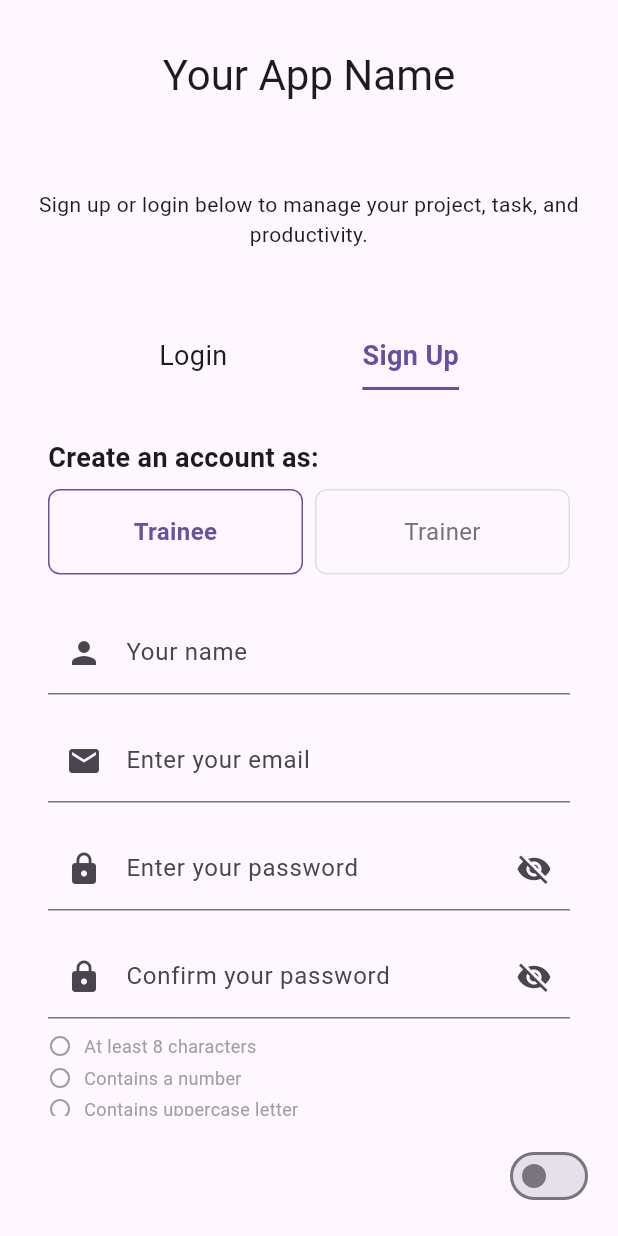
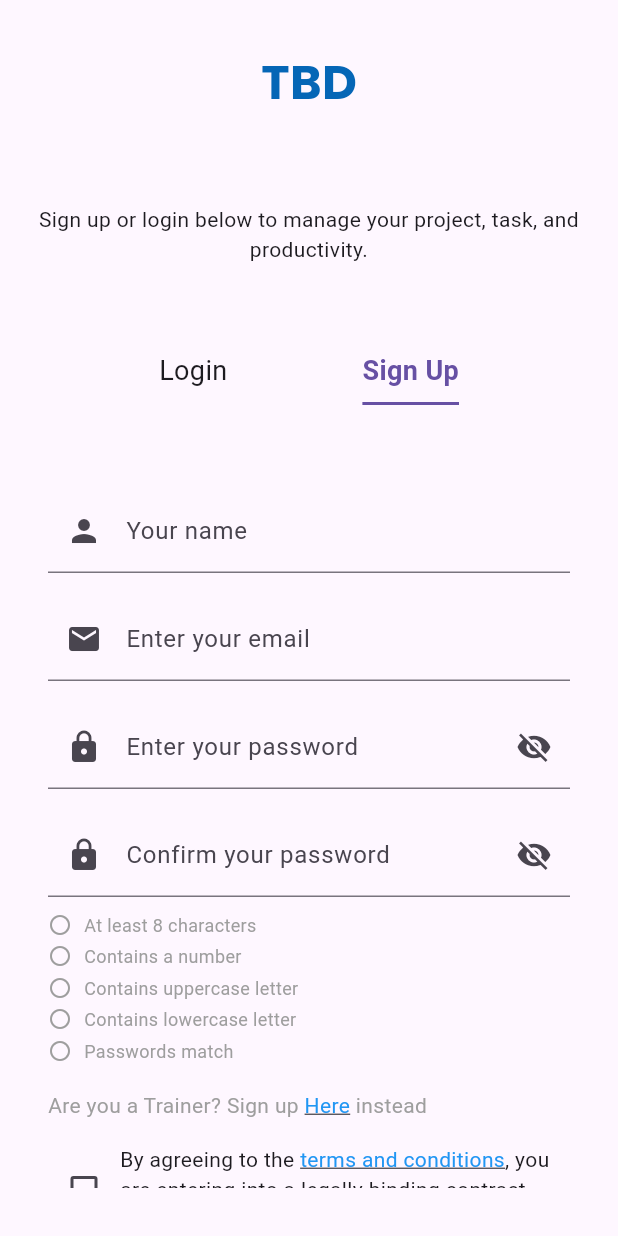
Before and after one commit to flappyBirdBol-anon/code-bolanon-mobile, a Flutter app: the AuthView screen opened by its route, after a tap on "Sign Up", on a phone screen of 412 x 824 dp. Run offline on Flutter 3.47's test engine with Material 3 defaults, Android fonts, the phone set to English and light mode, and no system bars; our stand-ins replace font_awesome_flutter, google_sign_in, lottie, shared_preferences, stacked, stacked_services and 2 more; accounts and stored records are empty.

Commit message:
modified signup page
signup page

```diff
--- a/lib/main.dart
+++ b/lib/main.dart
@@ -25,6 +25,7 @@ class MainApp extends StatelessWidget {
   Widget build(BuildContext context) {
     return MaterialApp(
       debugShowCheckedModeBanner: false,
+      theme: ThemeData.light(),
       initialRoute: Routes.onboardingView,
       onGenerateRoute: StackedRouter().onGenerateRoute,
       navigatorKey: StackedService.navigatorKey,
--- a/lib/ui/common/widgets/password_validation_list.dart
+++ b/lib/ui/common/widgets/password_validation_list.dart
@@ -5,6 +5,7 @@ class PasswordValidationList extends StatelessWidget {
   final bool hasNumber;
   final bool hasUpperCase;
   final bool hasLowerCase;
+  final bool isMatch;
 
   const PasswordValidationList({
     Key? key,
@@ -12,6 +13,7 @@ class PasswordValidationList extends StatelessWidget {
     required this.hasNumber,
     required this.hasUpperCase,
     required this.hasLowerCase,
+    required this.isMatch,
   }) : super(key: key);
 
   @override
@@ -34,6 +36,10 @@ class PasswordValidationList extends StatelessWidget {
         _ValidationItem(
           isValid: hasLowerCase,
           text: 'Contains lowercase letter',
+        ),
+        _ValidationItem(
+          isValid: isMatch,
+          text: 'Passwords match',
         ),
       ],
     );
--- a/lib/ui/views/auth/auth_view.dart
+++ b/lib/ui/views/auth/auth_view.dart
@@ -1,4 +1,5 @@
 import 'package:code_bolanon/ui/views/auth/signup/singup_view.dart';
+import 'package:code_bolanon/utils/constants.dart';
 import 'package:flutter/material.dart';
 import 'package:stacked/stacked.dart';
 import 'auth_viewmodel.dart';
@@ -17,14 +18,19 @@ class AuthView extends StackedView<AuthViewModel> {
             crossAxisAlignment: CrossAxisAlignment.stretch,
             children: [
               // App Logo/Name
-              Padding(
+              const Padding(
                 padding: const EdgeInsets.only(top: 16.0),
                 child: Row(
                   mainAxisAlignment: MainAxisAlignment.center,
                   children: [
                     Text(
-                      'Your App Name',
-                      style: Theme.of(context).textTheme.headlineMedium,
+                      Constants.appName,
+                      style: TextStyle(
+                        fontSize: 32,
+                        fontWeight: FontWeight.bold,
+                        fontFamily: "Poppins",
+                        color: Color.fromARGB(255, 5, 102, 182),
+                      ),
                     ),
                   ],
                 ),
@@ -66,13 +72,6 @@ class AuthView extends StackedView<AuthViewModel> {
                 ),
               ),
               // Theme Toggle
-              Align(
-                alignment: Alignment.bottomRight,
-                child: Switch(
-                  value: viewModel.isDarkTheme,
-                  onChanged: (_) => viewModel.toggleTheme(),
-                ),
-              ),
             ],
           ),
         ),
--- a/lib/ui/views/auth/login/login_view.dart
+++ b/lib/ui/views/auth/login/login_view.dart
@@ -1,8 +1,11 @@
 import 'package:code_bolanon/ui/common/widgets/custom_text_field.dart';
+import 'package:code_bolanon/ui/views/auth/widgets/social_button_widget.dart';
 import 'package:flutter/material.dart';
 import 'package:stacked/stacked.dart';
 import 'package:font_awesome_flutter/font_awesome_flutter.dart';
 import 'login_viewmodel.dart';
+
+import '../widgets/divider_widget.dart';
 
 class LoginView extends StackedView<LoginViewModel> {
   const LoginView({Key? key}) : super(key: key);
@@ -52,12 +55,13 @@ class LoginView extends StackedView<LoginViewModel> {
                 style: ElevatedButton.styleFrom(
                   padding: const EdgeInsets.symmetric(vertical: 16),
                 ),
-                child: const Text('Login'),
+                child: const Text('Login',
+                    style: TextStyle(color: Color.fromARGB(255, 0, 0, 0))),
               ),
               const SizedBox(height: 16),
-              const _DividerWithText(text: 'or continue with'),
+              const DividerWithText(text: 'or continue with'),
               const SizedBox(height: 16),
-              _SocialLoginButton(
+              SocialLoginButton(
                 onPressed: viewModel.loginWithGoogle,
                 icon: ShaderMask(
                   shaderCallback: (bounds) => const LinearGradient(
@@ -85,54 +89,3 @@ class LoginView extends StackedView<LoginViewModel> {
   @override
   LoginViewModel viewModelBuilder(BuildContext context) => LoginViewModel();
 }
-
-class _DividerWithText extends StatelessWidget {
-  final String text;
-
-  const _DividerWithText({required this.text});
-
-  @override
-  Widget build(BuildContext context) {
-    return Row(
-      children: [
-        const Expanded(child: Divider()),
-        Padding(
-          padding: const EdgeInsets.symmetric(horizontal: 8.0),
-          child: Text(text),
-        ),
-        const Expanded(child: Divider()),
-      ],
-    );
-  }
-}
-
-class _SocialLoginButton extends StatelessWidget {
-  final VoidCallback onPressed;
-  final Widget icon;
-  final String label;
-
-  const _SocialLoginButton({
-    required this.onPressed,
-    required this.icon,
-    required this.label,
-  });
-
-  @override
-  Widget build(BuildContext context) {
-    return ElevatedButton(
-      onPressed: onPressed,
-      style: ElevatedButton.styleFrom(
-        backgroundColor: Colors.black,
-        padding: const EdgeInsets.symmetric(vertical: 16),
-      ),
-      child: Row(
-        mainAxisAlignment: MainAxisAlignment.center,
-        children: [
-          icon,
-          const SizedBox(width: 8),
-          Text(label),
-        ],
-      ),
-    );
-  }
-}
--- a/lib/ui/views/auth/signup/signup_viewmodel.dart
+++ b/lib/ui/views/auth/signup/signup_viewmodel.dart
@@ -55,7 +55,10 @@ class SignupViewModel extends BaseViewModel {
       passwordController.text.length >= 8 &&
       passwordController.text.contains(RegExp(r'[0-9]')) &&
       passwordController.text.contains(RegExp(r'[A-Z]')) &&
-      passwordController.text.contains(RegExp(r'[a-z]'));
+      passwordController.text.contains(RegExp(r'[a-z]')) &&
+      passwordController.text == confirmPasswordController.text &&
+      !passwordController.text.contains(' ') &&
+      passwordController.text.isNotEmpty;
 
   bool get isConfirmPasswordValid =>
       confirmPasswordController.text == passwordController.text;
@@ -156,6 +159,10 @@ class SignupViewModel extends BaseViewModel {
     return true;
   }
 
+  void notifyPasswordInput() {
+    notifyListeners();
+  }
+
   @override
   void dispose() {
     nameController.dispose();
--- a/lib/ui/views/auth/signup/singup_view.dart
+++ b/lib/ui/views/auth/signup/singup_view.dart
@@ -4,9 +4,7 @@ import 'package:code_bolanon/ui/common/widgets/password_validation_list.dart';
 import 'package:flutter/gestures.dart';
 import 'package:flutter/material.dart';
 import 'package:stacked/stacked.dart';
-
 import 'signup_viewmodel.dart';
-import 'package:font_awesome_flutter/font_awesome_flutter.dart';
 
 class SignupView extends StackedView<SignupViewModel> {
   const SignupView({Key? key}) : super(key: key);
@@ -20,57 +18,21 @@ class SignupView extends StackedView<SignupViewModel> {
         child: Column(
           crossAxisAlignment: CrossAxisAlignment.stretch,
           children: [
-            _buildRoleSelection(viewModel),
             const SizedBox(height: 24),
-            _buildCommonFields(viewModel),
+            _buildCommonFields(viewModel, context),
             const SizedBox(height: 16),
             if (viewModel.selectedRole == 'trainer')
-              _buildTrainerFields(viewModel),
+              _buildTrainerFields(viewModel, context),
             _buildTermsAndConditions(context, viewModel),
             const SizedBox(height: 24),
-            _buildButtons(viewModel),
+            _buildButtons(viewModel, context),
           ],
         ),
       ),
     );
   }
 
-  Widget _buildRoleSelection(SignupViewModel viewModel) {
-    return Column(
-      crossAxisAlignment: CrossAxisAlignment.start,
-      children: [
-        const Text(
-          'Create an account as:',
-          style: TextStyle(
-            fontSize: 18,
-            fontWeight: FontWeight.w600,
-          ),
-        ),
-        const SizedBox(height: 8),
-        Row(
-          children: [
-            Expanded(
-              child: _RoleSelectionButton(
-                title: 'Trainee',
-                isSelected: viewModel.selectedRole == 'trainee',
-                onTap: () => viewModel.setRole('trainee'),
-              ),
-            ),
-            const SizedBox(width: 8),
-            Expanded(
-              child: _RoleSelectionButton(
-                title: 'Trainer',
-                isSelected: viewModel.selectedRole == 'trainer',
-                onTap: () => viewModel.setRole('trainer'),
-              ),
-            ),
-          ],
-        ),
-      ],
-    );
-  }
-
-  Widget _buildCommonFields(SignupViewModel viewModel) {
+  Widget _buildCommonFields(SignupViewModel viewModel, BuildContext context) {
     return Column(
       children: [
         CustomTextField(
@@ -91,6 +53,7 @@ class SignupView extends StackedView<SignupViewModel> {
           prefixIcon: Icons.lock,
           isPassword: true,
           obscureText: !viewModel.isPasswordVisible,
+          onChanged: (p0) => viewModel.notifyListeners(),
           onToggleVisibility: viewModel.togglePasswordVisibility,
         ),
         const SizedBox(height: 16),
@@ -99,6 +62,7 @@ class SignupView extends StackedView<SignupViewModel> {
           labelText: 'Confirm your password',
           prefixIcon: Icons.lock,
           isPassword: true,
+          onChanged: (p0) => viewModel.notifyListeners(),
           obscureText: !viewModel.isConfirmPasswordVisible,
           onToggleVisibility: viewModel.toggleConfirmPasswordVisibility,
         ),
@@ -111,12 +75,17 @@ class SignupView extends StackedView<SignupViewModel> {
               viewModel.passwordController.text.contains(RegExp(r'[A-Z]')),
           hasLowerCase:
               viewModel.passwordController.text.contains(RegExp(r'[a-z]')),
+          isMatch: viewModel.passwordController.text ==
+                  viewModel.confirmPasswordController.text &&
+              viewModel.passwordController.text.isNotEmpty,
         ),
+        const SizedBox(height: 16),
+        _buildRoleSelect(context, viewModel),
       ],
     );
   }
 
-  Widget _buildTrainerFields(SignupViewModel viewModel) {
+  Widget _buildTrainerFields(SignupViewModel viewModel, BuildContext context) {
     return Column(
       crossAxisAlignment: CrossAxisAlignment.start,
       children: [
@@ -180,39 +149,99 @@ class SignupView extends StackedView<SignupViewModel> {
     );
   }
 
-  Widget _buildButtons(SignupViewModel viewModel) {
+  Widget _buildRoleSelect(BuildContext context, SignupViewModel viewModel) {
+    if (viewModel.selectedRole == 'trainer') {
+      return Row(
+        children: [
+          Expanded(
+            child: RichText(
+              text: TextSpan(
+                style: Theme.of(context).textTheme.bodyMedium,
+                children: [
+                  const TextSpan(
+                      text: 'Are you a Trainee? Sign up ',
+                      style: TextStyle(color: Colors.grey)),
+                  TextSpan(
+                    text: 'Here',
+                    style: const TextStyle(
+                      color: Colors.blue,
+                      decoration: TextDecoration.underline,
+                    ),
+                    recognizer: TapGestureRecognizer()
+                      ..onTap = () {
+                        viewModel.setRole('trainee');
+                      },
+                  ),
+                  const TextSpan(
+                    text: ' instead',
+                    style: TextStyle(color: Colors.grey),
+                  ),
+                ],
+              ),
+            ),
+          ),
+        ],
+      );
+    }
+    return Row(
+      children: [
+        Expanded(
+          child: RichText(
+            text: TextSpan(
+              style: Theme.of(context).textTheme.bodyMedium,
+              children: [
+                const TextSpan(
+                    text: 'Are you a Trainer? Sign up ',
+                    style: TextStyle(color: Colors.grey)),
+                TextSpan(
+                  text: 'Here',
+                  style: const TextStyle(
+                    color: Colors.blue,
+                    decoration: TextDecoration.underline,
+                  ),
+                  recognizer: TapGestureRecognizer()
+                    ..onTap = () {
+                      viewModel.setRole('trainer');
+                    },
+                ),
+                const TextSpan(
+                  text: ' instead',
+                  style: TextStyle(color: Colors.grey),
+                ),
+              ],
+            ),
+          ),
+        ),
+      ],
+    );
+  }
+
+  Widget _buildButtons(SignupViewModel viewModel, BuildContext context) {
     return Column(
       children: [
         if (viewModel.isLoading)
           const Center(child: CircularProgressIndicator())
         else ...[
-          ElevatedButton(
-            onPressed: viewModel.signupWithEmail,
-            style: ElevatedButton.styleFrom(
-              minimumSize: const Size(double.infinity, 50),
-            ),
-            child: const Text('Sign Up'),
-          ),
+          _Divider(),
           const SizedBox(height: 16),
-          const _DividerWithText(text: 'or signup with'),
+          viewModel.termsAccepted == true
+              ? ElevatedButton(
+                  onPressed: viewModel.signupWithEmail,
+                  style: ElevatedButton.styleFrom(
+                    minimumSize: const Size(double.infinity, 50),
+                  ),
+                  child: const Text('Sign Up',
+                      style: TextStyle(color: Color.fromARGB(255, 0, 0, 0))),
+                )
+              : ElevatedButton(
+                  onPressed: null,
+                  style: ElevatedButton.styleFrom(
+                    minimumSize: const Size(double.infinity, 50),
+                  ),
+                  child: const Text('Sign Up',
+                      style: TextStyle(color: Colors.grey)),
+                ),
           const SizedBox(height: 16),
-          _SocialSignupButton(
-            onPressed: viewModel.signupWithGoogle,
-            icon: ShaderMask(
-              shaderCallback: (bounds) => const LinearGradient(
-                colors: [
-                  Colors.blue,
-                  Colors.red,
-                  Colors.yellow,
-                  Colors.green,
-                ],
-              ).createShader(bounds),
-              child: const FaIcon(
-                FontAwesomeIcons.google,
-                color: Colors.white,
-              ),
-            ),
-          ),
         ],
       ],
     );
@@ -222,90 +251,13 @@ class SignupView extends StackedView<SignupViewModel> {
   SignupViewModel viewModelBuilder(BuildContext context) => SignupViewModel();
 }
 
-class _RoleSelectionButton extends StatelessWidget {
-  final String title;
-  final bool isSelected;
-  final VoidCallback onTap;
-
-  const _RoleSelectionButton({
-    required this.title,
-    required this.isSelected,
-    required this.onTap,
-  });
-
+class _Divider extends StatelessWidget {
   @override
   Widget build(BuildContext context) {
-    return GestureDetector(
-      onTap: onTap,
-      child: Container(
-        padding: const EdgeInsets.all(16),
-        decoration: BoxDecoration(
-          border: Border.all(
-            color:
-                isSelected ? Theme.of(context).primaryColor : Colors.grey[300]!,
-          ),
-          borderRadius: BorderRadius.circular(8),
-        ),
-        child: Text(
-          title,
-          style: TextStyle(
-            fontSize: 16,
-            fontWeight: isSelected ? FontWeight.bold : FontWeight.normal,
-            color:
-                isSelected ? Theme.of(context).primaryColor : Colors.grey[600],
-          ),
-          textAlign: TextAlign.center,
-        ),
-      ),
-    );
-  }
-}
-
-class _DividerWithText extends StatelessWidget {
-  final String text;
-
-  const _DividerWithText({required this.text});
-
-  @override
-  Widget build(BuildContext context) {
-    return Row(
+    return const Row(
       children: [
-        const Expanded(child: Divider()),
-        Padding(
-          padding: const EdgeInsets.symmetric(horizontal: 8.0),
-          child: Text(text),
-        ),
-        const Expanded(child: Divider()),
+        Expanded(child: Divider()),
       ],
     );
   }
 }
-
-class _SocialSignupButton extends StatelessWidget {
-  final VoidCallback onPressed;
-  final Widget icon;
-
-  const _SocialSignupButton({
-    required this.onPressed,
-    required this.icon,
-  });
-
-  @override
-  Widget build(BuildContext context) {
-    return ElevatedButton(
-      onPressed: onPressed,
-      style: ElevatedButton.styleFrom(
-        backgroundColor: Colors.black,
-        minimumSize: const Size(double.infinity, 50),
-      ),
-      child: Row(
-        mainAxisAlignment: MainAxisAlignment.center,
-        children: [
-          icon,
-          const SizedBox(width: 8),
-          const Text('Sign up with Google'),
-        ],
-      ),
-    );
-  }
-}
--- /dev/null
+++ b/lib/ui/views/auth/widgets/divider_widget.dart
@@ -0,0 +1,21 @@
+import 'package:flutter/material.dart';
+
+class DividerWithText extends StatelessWidget {
+  final String text;
+
+  const DividerWithText({super.key, required this.text});
+
+  @override
+  Widget build(BuildContext context) {
+    return Row(
+      children: [
+        const Expanded(child: Divider()),
+        Padding(
+          padding: const EdgeInsets.symmetric(horizontal: 8.0),
+          child: Text(text, style: const TextStyle(color: Colors.grey)),
+        ),
+        const Expanded(child: Divider()),
+      ],
+    );
+  }
+}
--- /dev/null
+++ b/lib/ui/views/auth/widgets/social_button_widget.dart
@@ -0,0 +1,32 @@
+import 'package:flutter/material.dart';
+
+class SocialLoginButton extends StatelessWidget {
+  final VoidCallback onPressed;
+  final Widget icon;
+  final String label;
+
+  const SocialLoginButton({
+    required this.onPressed,
+    required this.icon,
+    required this.label,
+  });
+
+  @override
+  Widget build(BuildContext context) {
+    return ElevatedButton(
+      onPressed: onPressed,
+      style: ElevatedButton.styleFrom(
+        backgroundColor: Colors.black,
+        padding: const EdgeInsets.symmetric(vertical: 16),
+      ),
+      child: Row(
+        mainAxisAlignment: MainAxisAlignment.center,
+        children: [
+          icon,
+          const SizedBox(width: 8),
+          Text(label, style: const TextStyle(color: Colors.white)),
+        ],
+      ),
+    );
+  }
+}
```
Also changed, not shown: lib/ui/views/auth/login/login_viewmodel.dart (+20 -18 lines), lib/utils/theme.dart (+10 -10 lines).
